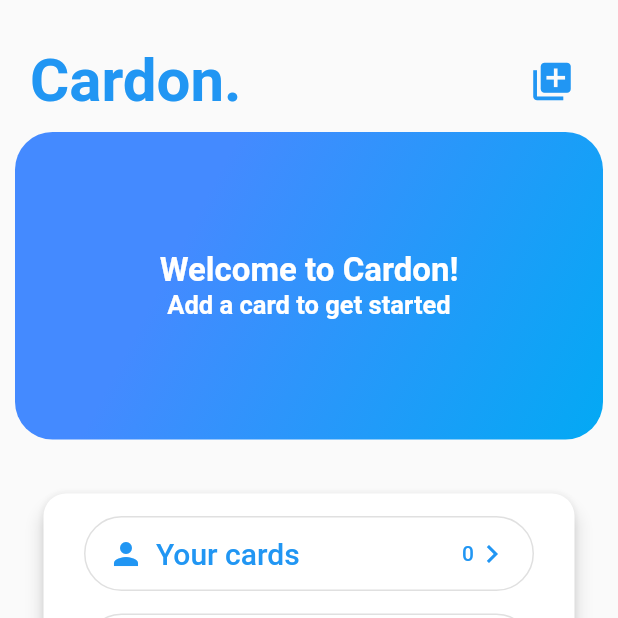
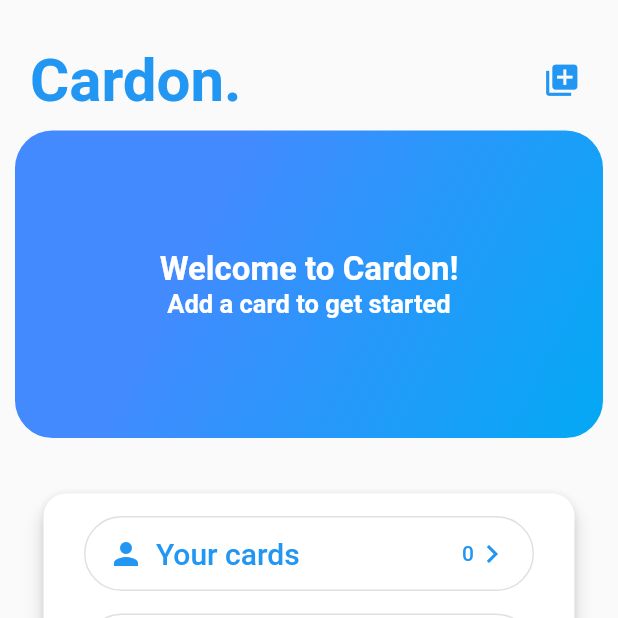
Before and after one commit to ElPlaso/Cardon, a Flutter app: the screen it shows once a user with an empty profile is signed in, on a phone screen of 412 x 824 dp, the top half of it. Run offline on Flutter 3.47's test engine with Material 2 defaults, Android fonts, the phone set to English and light mode, and no system bars; our stand-ins replace auto_size_text, carousel_slider, cloud_firestore, firebase_auth, firebase_core, flutter_dotenv and 4 more; missing offline and left inert: card_stack_widget, clickable_list_wheel_view, mobile_scanner, widgets_to_image; accounts and stored records are empty.

Commit message:
home: update add card button.

```diff
--- a/lib/home/home.dart
+++ b/lib/home/home.dart
@@ -1,4 +1,5 @@
 import 'package:cardonapp/app/widgets/home_banner.dart';
+import 'package:cardonapp/app/widgets/tapped_text_button.dart';
 import 'package:cardonapp/home/widgets/carousel.dart';
 import 'package:cardonapp/main.dart';
 import 'package:cardonapp/scan/scan.dart';
@@ -55,7 +56,7 @@ class HomeState extends State<Home> {
                       ),
                       child: Row(
                         mainAxisAlignment: MainAxisAlignment.spaceBetween,
-                        crossAxisAlignment: CrossAxisAlignment.start,
+                        crossAxisAlignment: CrossAxisAlignment.center,
                         children: [
                           Text(
                             MyApp.title,
@@ -65,19 +66,16 @@ class HomeState extends State<Home> {
                               fontWeight: FontWeight.bold,
                             ),
                           ),
-                          IconButton(
-                            onPressed: () => Navigator.push(
+                          TappedTextButton(
+                            text: '',
+                            onTap: () => Navigator.push(
                               context,
                               MaterialPageRoute(
                                 builder: (context) => const AddCard(),
                               ),
                             ),
-                            icon: Icon(
-                              Icons.library_add,
-                              size: 30,
-                              color: Theme.of(context).colorScheme.primary,
-                            ),
-                          )
+                            iconData: Icons.library_add,
+                          ),
                         ],
                       ),
                     ),
```
